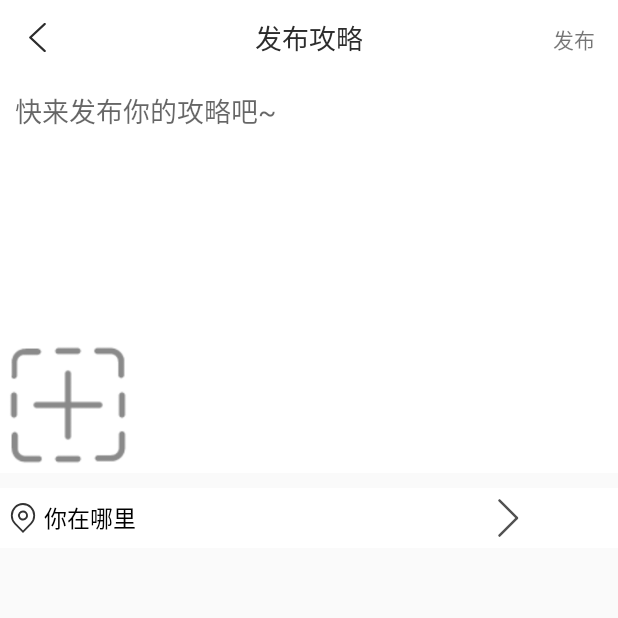
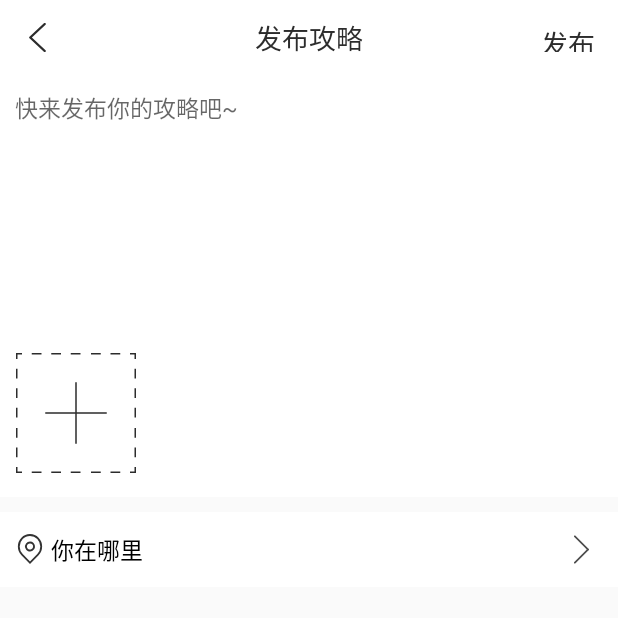
Before and after one commit to GolThr/TravelGuide, an Android app: the PublishActivity screen opened directly, with no data from a screen before it, on a phone screen of 412 x 824 dp, the top half of it. Run offline under Robolectric (Android 15) with nearby library versions, the phone set to English and light mode, and no system bars; our stand-ins replace CircleImageView.

Commit message:
GolThr(8002)

```diff
--- /dev/null
+++ b/app/src/main/res/drawable/ic_add_pic.xml
@@ -0,0 +1,9 @@
+<vector xmlns:android="http://schemas.android.com/apk/res/android"
+    android:width="100dp"
+    android:height="100dp"
+    android:viewportWidth="1024"
+    android:viewportHeight="1024">
+  <path
+      android:pathData="M0,51.2h12.8V12.8h38.4V0H0zM0,467.2h12.8v83.2H0zM0,300.8h12.8V384H0zM0,134.4h12.8v83.2H0zM0,640h12.8v83.2H0zM0,806.4h12.8v83.2H0zM12.8,972.8H0v51.2h51.2v-12.8H12.8zM640,1011.2h83.2v12.8H640zM300.8,1011.2H384v12.8H300.8zM467.2,1011.2h83.2v12.8H467.2zM134.4,1011.2h83.2v12.8H134.4zM806.4,1011.2h83.2v12.8h-83.2zM1011.2,1011.2h-38.4v12.8h51.2v-51.2h-12.8zM1011.2,134.4h12.8v83.2h-12.8zM1011.2,467.2h12.8v83.2h-12.8zM1011.2,300.8h12.8V384h-12.8zM1011.2,640h12.8v83.2h-12.8zM1011.2,806.4h12.8v83.2h-12.8zM972.8,0v12.8h38.4v38.4h12.8V0zM806.4,0h83.2v12.8h-83.2zM640,0h83.2v12.8H640zM467.2,0h83.2v12.8H467.2zM134.4,0h83.2v12.8H134.4zM300.8,0H384v12.8H300.8zM774.4,505.6h-256v-256h-12.8v256h-256v12.8h256v256h12.8v-256h256z"
+      android:fillColor="#2c2c2c"/>
+</vector>
--- a/app/src/main/res/layout/activity_publish.xml
+++ b/app/src/main/res/layout/activity_publish.xml
@@ -16,6 +16,7 @@
             android:layout_height="180dp"
             android:padding="10dp"
             android:gravity="top"
+            android:textSize="15sp"
             android:id="@+id/takeText"
             android:hint="快来发布你的攻略吧~"
             />
@@ -24,12 +25,12 @@
             android:layout_width="match_parent"
             android:layout_height="wrap_content"
             android:orientation="horizontal"
+            android:padding="5dp"
             android:background="#ffffff">
             <ImageView
                 android:layout_width="80dp"
                 android:layout_height="80dp"
-                android:layout_marginLeft="5dp"
-                android:layout_marginBottom="5dp"
+                android:layout_margin="5dp"
                 android:id="@+id/picture"
                 android:background="@drawable/ic_add_pic"
                 android:layout_gravity="center_horizontal"/>
@@ -37,19 +38,17 @@
         </LinearLayout>
         <RelativeLayout
             android:layout_width="match_parent"
-            android:layout_height="40sp"
+            android:layout_height="50dp"
             android:layout_marginTop="10dp"
             android:orientation="horizontal"
-            android:background="#ffffff"
-            >
+            android:background="#ffffff" >
             <ImageView
                 android:layout_width="20dp"
                 android:layout_height="20dp"
                 android:id="@+id/locaton"
                 android:src="@drawable/ic_location"
                 android:layout_centerVertical="true"
-                android:layout_marginLeft="5dp"
-                android:textSize="18sp"
+                android:layout_marginLeft="10dp"
                 android:textColor="#000000"
                 />
 
@@ -63,8 +62,8 @@
                 android:layout_toRightOf="@id/locaton"
                 />
             <ImageView
-                android:layout_width="wrap_content"
-                android:layout_height="wrap_content"
+                android:layout_width="30dp"
+                android:layout_height="30dp"
                 android:src="@drawable/g3"
                 android:layout_marginRight="10dp"
                 android:layout_centerInParent="true"
--- a/app/src/main/res/layout/title_bar_default.xml
+++ b/app/src/main/res/layout/title_bar_default.xml
@@ -44,6 +44,8 @@
         android:layout_width="wrap_content"
         android:layout_height="50dp"
         android:padding="15dp"
+        android:textSize="18sp"
+        android:textColor="@color/blackView"
         android:scaleType="centerInside"
         android:layout_alignParentRight="true"
         android:visibility="gone"/>
```
Also changed, not shown: app/src/main/res/layout/content_main.xml (+12 -8 lines), app/src/main/res/drawable-v24/g3.png (deleted), app/src/main/res/drawable/g3.png, app/src/main/res/drawable/ic_add_pic.png (deleted).
